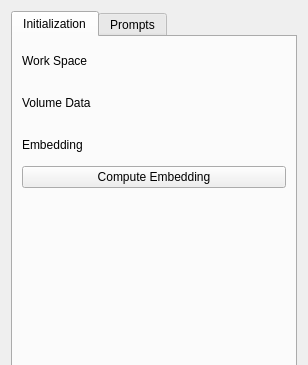
bingogome/samm, file samm/SammBase/Resources/UI/SammBase.ui: the form before one commit; both pictures show x 0 to 308 and y 0 to 365 of the 308 by 842 pixel window.
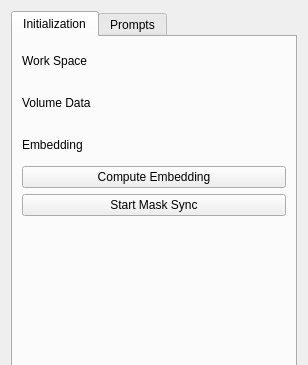
The form after the commit. Custom widgets are drawn as their Qt base class.

Commit message: TODO sync functions in logic

```diff
--- a/samm/SammBase/Resources/UI/SammBase.ui
+++ b/samm/SammBase/Resources/UI/SammBase.ui
@@ -97,6 +97,13 @@
          </property>
         </widget>
        </item>
+       <item>
+        <widget class="QPushButton" name="pushStartMaskSync">
+         <property name="text">
+          <string>Start Mask Sync</string>
+         </property>
+        </widget>
+       </item>
        <item>
         <spacer name="verticalSpacer_2">
          <property name="orientation">
```
The commit also changes 2 other files.
